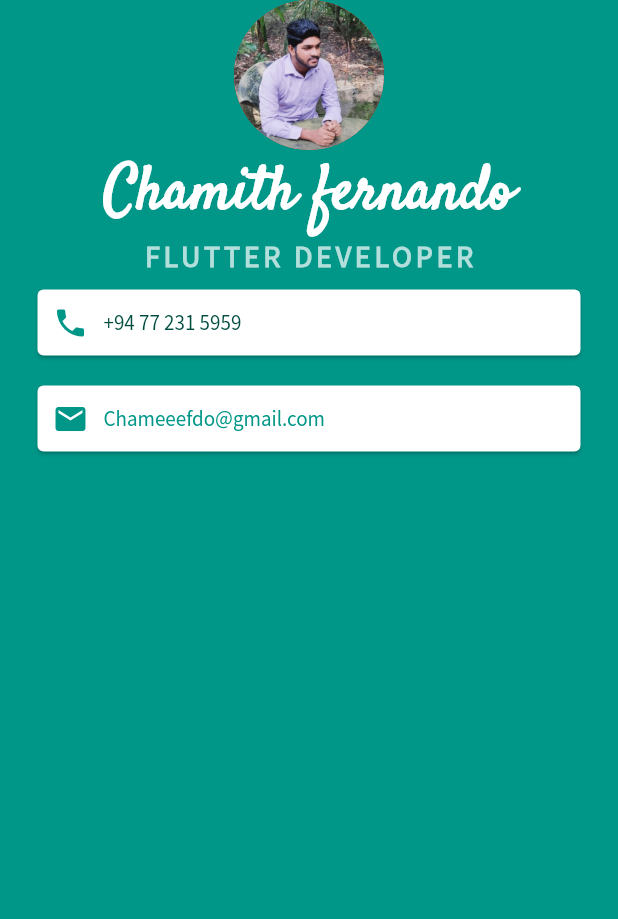
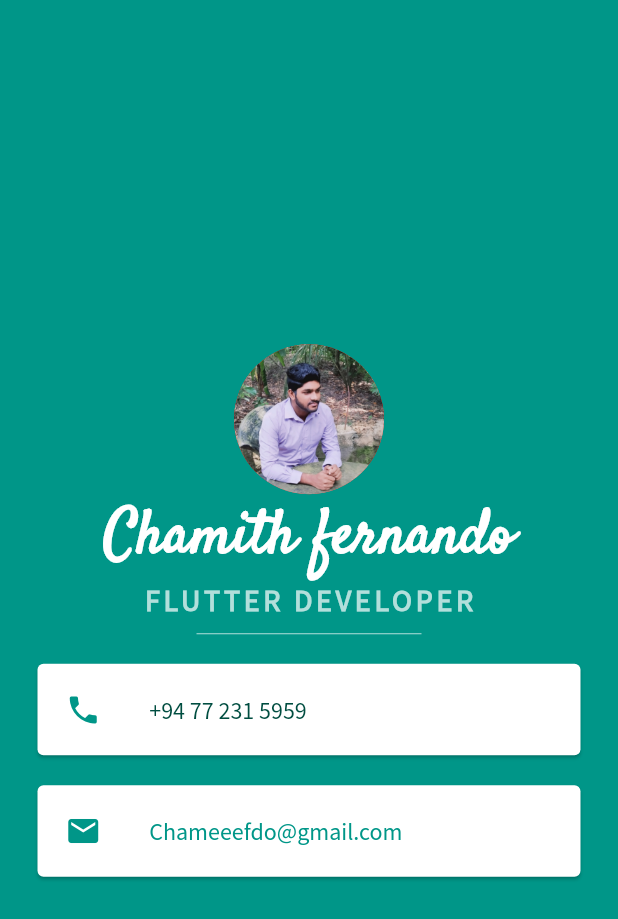
Before and after one commit to Chamithfernando/Flutter-basics, a Flutter app: the screen it shows after launch, on a phone screen of 412 x 824 dp. Shown: the top 919 px of the screen. Run offline on Flutter 3.47's test engine with Material 2 defaults, Android fonts, the phone set to English and light mode, and no system bars.

Commit message:
user-card-is-completed

```diff
--- a/lib/main.dart
+++ b/lib/main.dart
@@ -89,6 +89,7 @@ class MyApp extends StatelessWidget {
           backgroundColor: Colors.teal,
           body: SafeArea(
             child: Column(
+              mainAxisAlignment: MainAxisAlignment.center,
               children: <Widget>[
                 CircleAvatar(
                   radius: 50.0,
@@ -114,24 +115,29 @@ class MyApp extends StatelessWidget {
                 letterSpacing: 2.5,
                 fontWeight: FontWeight.bold,
               ),
+            ),
+                SizedBox(
+                  height: 20.0,
+                  width: 150.0,
+                  child: Divider(
+                    color: Colors.teal.shade100,
+                  ),
 
                 ),
+
+
+
                 Card(
                   color: Colors.white,
                   margin: EdgeInsets.symmetric(vertical: 10.0, horizontal: 25.0),
-
                   child: Padding(
-                    padding: EdgeInsets.all(10.0),
-                    child: Row(
-                      children: <Widget> [
-                        Icon(
+                    padding: EdgeInsets.all(2.5),
+                    child: ListTile(
+                      leading: Icon(
                         Icons.phone,
                         color: Colors.teal,
                       ),
-                        SizedBox(
-                          width: 10.0,
-                        ),
-                        Text(
+                      title: Text(
                         '+94 77 231 5959',
                         style: TextStyle(
                           color: Colors.teal.shade900,
@@ -139,27 +145,25 @@ class MyApp extends StatelessWidget {
                         ),
 
                       ),
-                      ],
                     ),
                   ),
                 ),
+
+
+
                 Card(
                   color: Colors.white,
 
                   margin: EdgeInsets.symmetric(vertical: 10.0,horizontal: 25.0),
                   child: Padding(
-                    padding: EdgeInsets.all(10.0),
-                    child: Row(
-                      children: <Widget> [
-                        Icon(
+                    padding: EdgeInsets.all(2.5),
+                    child: ListTile(
+                      leading: Icon(
                         Icons.email,
                         color: Colors.teal,
 
-                        ),
-                        SizedBox(
-                          width: 10.0,
-                        ),
-                        Text(
+                      ) ,
+                      title: Text(
                         'Chameeefdo@gmail.com',
                         style: TextStyle(
                           color: Colors.teal,
@@ -167,7 +171,6 @@ class MyApp extends StatelessWidget {
 
                         ),
                       ),
-                      ],
                     ),
                   ),
                 ),
--- a/pubspec.yaml
+++ b/pubspec.yaml
@@ -52,9 +52,12 @@ flutter:
       fonts:
         - asset: fonts/Satisfy-Regular.ttf
 
+
     - family: SourceSansPro
       fonts:
         - asset: fonts/SourceSansPro-Regular.ttf
+
+
 
   # An image asset can refer to one or more resolution-specific "variants", see
   # https://flutter.dev/assets-and-images/#resolution-aware.
```
Lines whose indentation alone changed are shown as unchanged.
